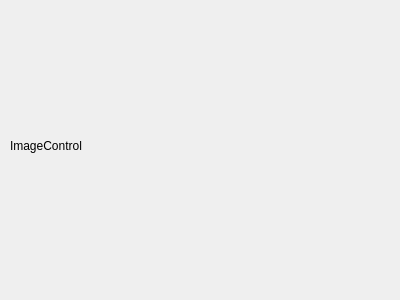
Above: QtImageLabel/qtimagelabel.ui from wanshy/RSImageClassify before the change. Below: the same form after it.
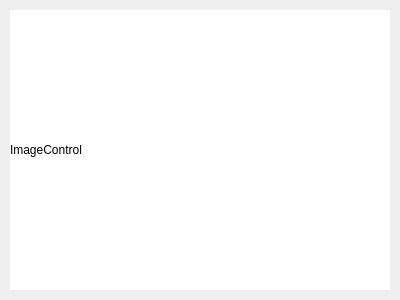
That is the form after the change.

Diff of the .ui file:
```diff
--- a/QtImageLabel/qtimagelabel.ui
+++ b/QtImageLabel/qtimagelabel.ui
@@ -10,6 +10,12 @@
     <height>300</height>
    </rect>
   </property>
+  <property name="minimumSize">
+   <size>
+    <width>400</width>
+    <height>300</height>
+   </size>
+  </property>
   <property name="windowTitle">
    <string>Form</string>
   </property>
@@ -17,11 +23,21 @@
    <property name="geometry">
     <rect>
      <x>10</x>
-     <y>5</y>
-     <width>381</width>
-     <height>281</height>
+     <y>10</y>
+     <width>380</width>
+     <height>280</height>
     </rect>
    </property>
+   <property name="minimumSize">
+    <size>
+     <width>380</width>
+     <height>280</height>
+    </size>
+   </property>
+   <property name="styleSheet">
+    <string notr="true">background-color: rgb(255, 255, 255);
+font: 75 italic 16pt &quot;Arial Narrow&quot;;</string>
+   </property>
    <property name="text">
     <string>ImageControl</string>
    </property>
```
